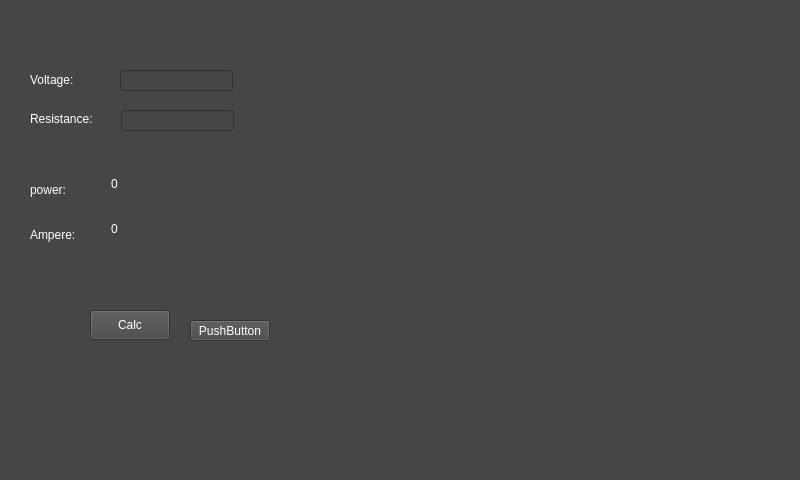
Old version of the form coilcalc/mainwindow.ui in the repository Rumo666/coil_calc.
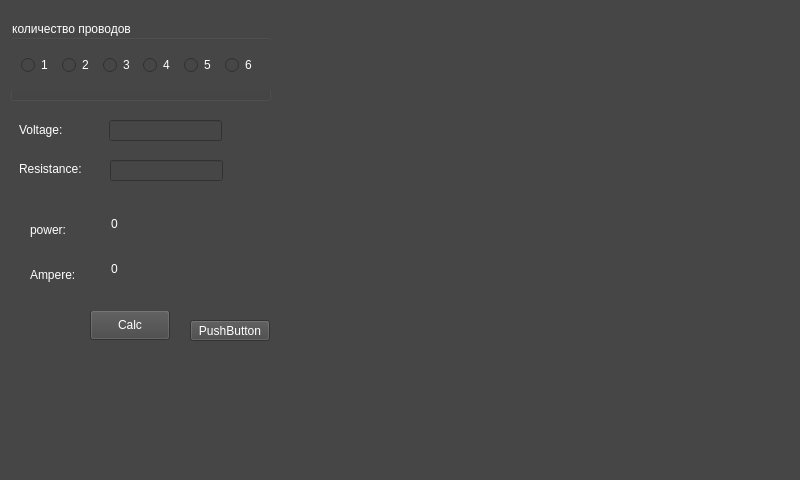
New version of the form.

Patch:
```diff
--- a/coilcalc/mainwindow.ui
+++ b/coilcalc/mainwindow.ui
@@ -40,8 +40,8 @@
    <widget class="QLabel" name="label">
     <property name="geometry">
      <rect>
-      <x>30</x>
-      <y>65</y>
+      <x>19</x>
+      <y>115</y>
       <width>81</width>
       <height>30</height>
      </rect>
@@ -53,8 +53,8 @@
    <widget class="QLabel" name="label_2">
     <property name="geometry">
      <rect>
-      <x>30</x>
-      <y>109</y>
+      <x>19</x>
+      <y>159</y>
       <width>81</width>
       <height>20</height>
      </rect>
@@ -66,8 +66,8 @@
    <widget class="QLineEdit" name="lineEdit">
     <property name="geometry">
      <rect>
-      <x>120</x>
-      <y>70</y>
+      <x>109</x>
+      <y>120</y>
       <width>113</width>
       <height>21</height>
      </rect>
@@ -76,8 +76,8 @@
    <widget class="QLineEdit" name="lineEdit_2">
     <property name="geometry">
      <rect>
-      <x>121</x>
-      <y>110</y>
+      <x>110</x>
+      <y>160</y>
       <width>113</width>
       <height>21</height>
      </rect>
@@ -90,7 +90,7 @@
     <property name="geometry">
      <rect>
       <x>10</x>
-      <y>160</y>
+      <y>200</y>
       <width>271</width>
       <height>111</height>
      </rect>
@@ -167,6 +167,73 @@
      <string>PushButton</string>
     </property>
    </widget>
+   <widget class="QGroupBox" name="groupBox">
+    <property name="geometry">
+     <rect>
+      <x>10</x>
+      <y>20</y>
+      <width>261</width>
+      <height>81</height>
+     </rect>
+    </property>
+    <property name="title">
+     <string>количество проводов</string>
+    </property>
+    <widget class="QWidget" name="horizontalLayoutWidget">
+     <property name="geometry">
+      <rect>
+       <x>0</x>
+       <y>20</y>
+       <width>261</width>
+       <height>51</height>
+      </rect>
+     </property>
+     <layout class="QHBoxLayout" name="horizontalLayout">
+      <item>
+       <widget class="QRadioButton" name="radioButton_2">
+        <property name="text">
+         <string>1</string>
+        </property>
+       </widget>
+      </item>
+      <item>
+       <widget class="QRadioButton" name="radioButton">
+        <property name="text">
+         <string>2</string>
+        </property>
+       </widget>
+      </item>
+      <item>
+       <widget class="QRadioButton" name="radioButton_3">
+        <property name="text">
+         <string>3</string>
+        </property>
+       </widget>
+      </item>
+      <item>
+       <widget class="QRadioButton" name="radioButton_4">
+        <property name="text">
+         <string>4</string>
+        </property>
+       </widget>
+      </item>
+      <item>
+       <widget class="QRadioButton" name="radioButton_5">
+        <property name="text">
+         <string>5</string>
+        </property>
+       </widget>
+      </item>
+      <item>
+       <widget class="QRadioButton" name="radioButton_6">
+        <property name="text">
+         <string>6</string>
+        </property>
+       </widget>
+      </item>
+     </layout>
+    </widget>
+   </widget>
   </widget>
  </widget>
  <layoutdefault spacing="6" margin="11"/>
```
